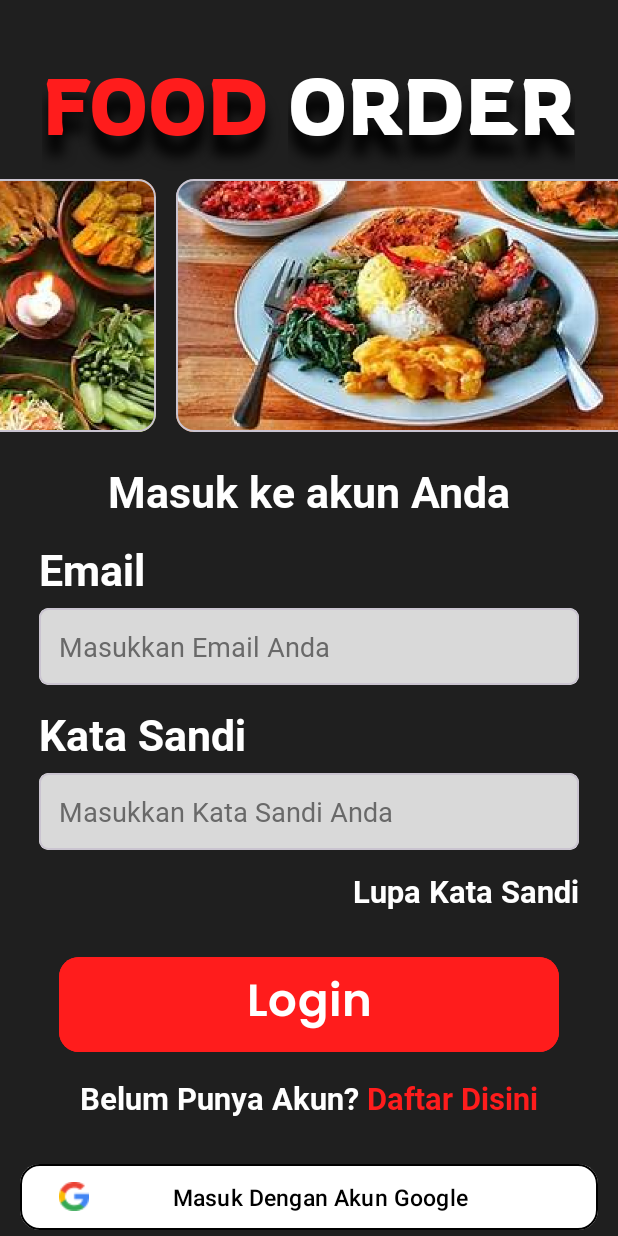
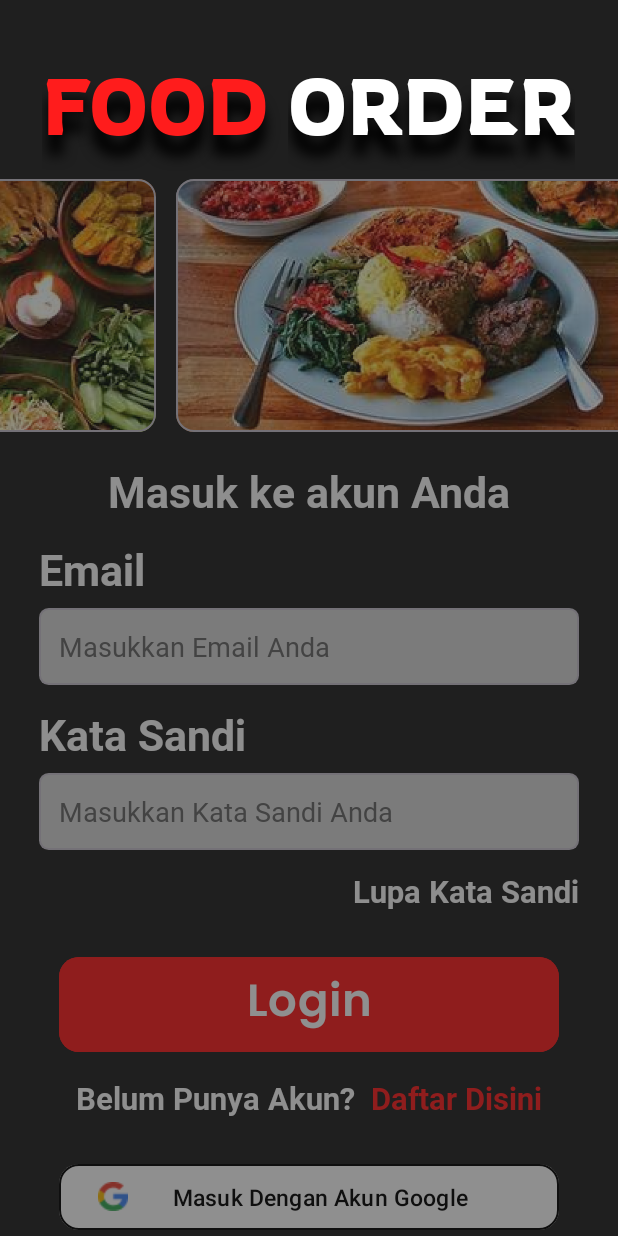
Before and after one commit to SaiaFadil/Ordering_Food, an Android app: the screen it shows after launch (LoginActivity), on a phone screen of 412 x 824 dp. Run offline under Robolectric (Android 15) with nearby library versions, the phone set to English and light mode, and no system bars; our stand-ins replace sdp/ssp sizes.

Commit message:
Added Animation on SplashScreen And Login

```diff
--- a/app/src/main/java/com/tif22/orderingfood/ui/activity/LoginActivity.kt
+++ b/app/src/main/java/com/tif22/orderingfood/ui/activity/LoginActivity.kt
@@ -6,14 +6,20 @@ import android.os.Bundle
 import android.text.TextUtils
 import android.util.Log
 import android.view.View
+import android.view.animation.Animation
+import android.view.animation.AnimationUtils
 import android.widget.Button
 import android.widget.EditText
 import android.widget.HorizontalScrollView
 import android.widget.LinearLayout
+import android.widget.TableLayout
+import android.widget.TextView
 import android.widget.Toast
+import androidx.cardview.widget.CardView
 import androidx.lifecycle.LiveData
 import androidx.lifecycle.MutableLiveData
 import androidx.viewpager.widget.ViewPager
+import com.google.android.material.card.MaterialCardView
 import com.tif22.orderingfood.R
 import com.tif22.orderingfood.api.retrofit.RetrofitClient
 import com.tif22.orderingfood.api.retrofit.RetrofitEndPoint
@@ -26,19 +32,46 @@ import retrofit2.create
 class LoginActivity : AppCompatActivity() {
 
     private lateinit var scrollHorizontal: HorizontalScrollView
+    private lateinit var card_et_email: MaterialCardView
+    private lateinit var card_et_password: MaterialCardView
     private lateinit var et_email: EditText
     private lateinit var et_password: EditText
-    private lateinit var btn_login : Button
+    private lateinit var btn_login: Button
+    private lateinit var layoutPager: LinearLayout
+    private lateinit var tulisantambahan: TextView
+    private lateinit var teksemail: TextView
+    private lateinit var tekspassword: TextView
+    private lateinit var btn_lupasandi: TextView
+    private lateinit var tabelregistrasi: TableLayout
+    private lateinit var logingoogle: Button
+    private lateinit var showAnim: Animation
+
     override fun onCreate(savedInstanceState: Bundle?) {
         super.onCreate(savedInstanceState)
         setContentView(R.layout.activity_login)
 
         //deklarasi id komponen
+        scrollHorizontal = findViewById(R.id.ScrollHorizontal)
         et_email = findViewById(R.id.et_email)
         et_password = findViewById(R.id.et_password)
+        card_et_email = findViewById(R.id.card_et_email)
+        card_et_password = findViewById(R.id.card_et_password)
         btn_login = findViewById(R.id.btn_login)
-        scrollHorizontal = findViewById(R.id.ScrollHorizontal)
+        layoutPager = findViewById(R.id.layoutPager)
+        tulisantambahan = findViewById(R.id.tulisantambahan)
+        teksemail = findViewById(R.id.teksemail)
+        tekspassword = findViewById(R.id.tekspassword)
+        btn_lupasandi = findViewById(R.id.btn_lupasandi)
+        tabelregistrasi = findViewById(R.id.tabelregistrasi)
+        logingoogle = findViewById(R.id.logingoogle)
+        showAnim = AnimationUtils.loadAnimation(this, R.anim.show)
 
+        //Mulai Animasi
+        MulaiAnimasi()
+
+
+        //Fungsi Tambahan
+        ShowCenterImage()
 
         //buton login
         btn_login.setOnClickListener(View.OnClickListener {
@@ -46,28 +79,20 @@ class LoginActivity : AppCompatActivity() {
         })
 
 
-        // Menggeser ke posisi tengah item
-        scrollHorizontal.post {
-            scrollHorizontal.scrollTo(850, 0)
-        }
-
-    }
-
-
+    }//Akhir onCreate
 
 
     //fungsi cek login
-     fun GetLogin() {
+    fun GetLogin() {
         val email = et_email.text.toString()
         val password = et_password.text.toString()
-
-        if (TextUtils.isEmpty(email)){
+        if (TextUtils.isEmpty(email)) {
             et_email.setError("Email Harus Diisi!")
             et_email.requestFocus()
-        }else if(TextUtils.isEmpty(password)){
+        } else if (TextUtils.isEmpty(password)) {
             et_password.setError("Password Harus Diisi!")
             et_password.requestFocus()
-        }else {
+        } else {
             val retrofitEndPoint: RetrofitEndPoint = RetrofitClient.connection.create()
             var call: Call<UsersResponse> = retrofitEndPoint.login(email, password)
             call.enqueue(object : Callback<UsersResponse> {
@@ -75,18 +100,48 @@ class LoginActivity : AppCompatActivity() {
                     call: Call<UsersResponse>,
                     response: Response<UsersResponse>
                 ) {
-                    if (response.body() != null && response.isSuccessful){
+                    if (response.body() != null && response.isSuccessful) {
                         Log.v("retrofit", "call success")
                         val intent = Intent(applicationContext, MainActivity::class.java)
                         startActivity(intent)
-                    }else{
+                    } else {
                         response.body().toString()
                     }
                 }
+
                 override fun onFailure(call: Call<UsersResponse>, t: Throwable) {
                     Log.v("retrofit", "call failed")
                 }
             })
         }
     }
+
+    //memulai animasi
+    private fun ShowCenterImage() {
+        // Menggeser ke posisi tengah item
+        scrollHorizontal.post {
+            scrollHorizontal.scrollTo(850, 0)
+        }
+    }
+
+    private fun MulaiAnimasi() {
+//        et_email.startAnimation(showAnim)
+//        et_password.startAnimation(showAnim)
+        btn_login.startAnimation(showAnim)
+        btn_lupasandi.startAnimation(showAnim)
+        logingoogle.startAnimation(showAnim)
+        layoutPager.startAnimation(showAnim)
+        tulisantambahan.startAnimation(showAnim)
+        teksemail.startAnimation(showAnim)
+        tekspassword.startAnimation(showAnim)
+        tabelregistrasi.startAnimation(showAnim)
+        card_et_email.startAnimation(showAnim)
+        card_et_password.startAnimation(showAnim)
+    }
+
+
+    override fun onBackPressed() {
+        super.onBackPressed()
+
+    }
 }
--- /dev/null
+++ b/app/src/main/java/com/tif22/orderingfood/ui/activity/SplashScreen.kt
@@ -0,0 +1,71 @@
+package com.tif22.orderingfood.ui.activity
+
+import android.content.Intent
+import android.opengl.Visibility
+import androidx.appcompat.app.AppCompatActivity
+import android.os.Bundle
+import android.os.Handler
+import android.view.View
+import android.view.animation.Animation
+import android.view.animation.AnimationUtils
+import android.widget.ImageView
+import android.widget.TableLayout
+import com.tif22.orderingfood.R
+
+class SplashScreen : AppCompatActivity() {
+    override fun onCreate(savedInstanceState: Bundle?) {
+        super.onCreate(savedInstanceState)
+        setContentView(R.layout.activity_splash_screen)
+
+        //Deklarasi id komponen
+        val tabeljudul: TableLayout = findViewById(R.id.tabeljudul)
+        val motor: ImageView = findViewById(R.id.motor)
+
+        //Deklarasi animasi
+        val fade_in_image: Animation = AnimationUtils.loadAnimation(this, R.anim.fade_in_image)
+        val fade_out_image: Animation = AnimationUtils.loadAnimation(this, R.anim.fade_out_image)
+        val fade_in_teks: Animation = AnimationUtils.loadAnimation(this, R.anim.fade_in_teks)
+        val fade_out_teks: Animation = AnimationUtils.loadAnimation(this, R.anim.fade_out_teks)
+
+        //Menampilkan Gambar
+        motor.visibility = View.VISIBLE
+
+
+        //Menjalankan Animasi Pertama
+        tabeljudul.startAnimation(fade_in_teks)
+        motor.startAnimation(fade_in_image)
+
+
+
+        //Menjalankan Animasi Kedua
+        val handlerKomponen= Handler()
+        handlerKomponen.postDelayed({
+            motor.startAnimation(fade_out_image)
+            tabeljudul.startAnimation(fade_out_teks)
+            handlerKomponen.postDelayed({
+            }, fade_out_image.duration.toLong())
+        }, 2000)
+
+        //Menghilangkan Gambar Motor
+        val handlerHilang= Handler()
+        handlerHilang.postDelayed({
+            motor.visibility = View.INVISIBLE
+            handlerHilang.postDelayed({
+            }, fade_out_image.duration.toLong())
+        }, 3000)
+
+        //Melanjutkan ke Halaman Login Setelah 3 detik
+        val handler = Handler()
+        handler.postDelayed({
+                // Start the LoginActivity using an Intent
+                val intent = Intent(this, LoginActivity::class.java)
+                startActivity(intent)
+                overridePendingTransition(R.anim.layout_in, R.anim.layout_out);
+                finish()
+        }, 3000)
+    }//akhir onCreate
+
+
+
+
+}
--- /dev/null
+++ b/app/src/main/res/anim/layout_in.xml
@@ -0,0 +1,6 @@
+<?xml version="1.0" encoding="utf-8"?>
+<alpha xmlns:android="http://schemas.android.com/apk/res/android"
+    android:duration="@android:integer/config_shortAnimTime"
+    android:interpolator="@android:anim/decelerate_interpolator"
+    android:fromAlpha="0"
+    android:toAlpha="1" />
--- /dev/null
+++ b/app/src/main/res/anim/layout_out.xml
@@ -0,0 +1,6 @@
+<?xml version="1.0" encoding="utf-8"?>
+<alpha xmlns:android="http://schemas.android.com/apk/res/android"
+    android:duration="@android:integer/config_shortAnimTime"
+    android:interpolator="@android:anim/decelerate_interpolator"
+    android:fromAlpha="1"
+    android:toAlpha="0" />
--- a/app/src/main/res/layout/activity_login.xml
+++ b/app/src/main/res/layout/activity_login.xml
@@ -61,6 +61,7 @@
                 android:scrollbars="none">
 
                 <LinearLayout
+                    android:id="@+id/layoutPager"
                     android:layout_width="wrap_content"
                     android:layout_height="match_parent"
                     android:orientation="horizontal">
@@ -108,6 +109,7 @@
 
 
             <com.google.android.material.textview.MaterialTextView
+                android:id="@+id/tulisantambahan"
                 android:layout_width="wrap_content"
                 android:layout_height="wrap_content"
                 android:layout_gravity="center_horizontal"
@@ -118,6 +120,7 @@
                 android:textSize="@dimen/_22ssp" />
 
             <com.google.android.material.textview.MaterialTextView
+                android:id="@+id/teksemail"
                 android:layout_width="wrap_content"
                 android:layout_height="wrap_content"
                 android:layout_gravity="left"
@@ -129,6 +132,7 @@
                 android:textSize="@dimen/_22ssp" />
 
             <com.google.android.material.card.MaterialCardView
+                android:id="@+id/card_et_email"
                 android:layout_width="match_parent"
                 android:layout_height="wrap_content"
                 android:layout_marginLeft="@dimen/_20sdp"
@@ -152,6 +156,7 @@
             </com.google.android.material.card.MaterialCardView>
 
             <com.google.android.material.textview.MaterialTextView
+                android:id="@+id/tekspassword"
                 android:layout_width="wrap_content"
                 android:layout_height="wrap_content"
                 android:layout_gravity="left"
@@ -162,6 +167,7 @@
                 android:textSize="@dimen/_22ssp" />
 
             <com.google.android.material.card.MaterialCardView
+                android:id="@+id/card_et_password"
                 android:layout_width="match_parent"
                 android:layout_height="wrap_content"
                 android:layout_marginLeft="@dimen/_20sdp"
@@ -185,6 +191,7 @@
             </com.google.android.material.card.MaterialCardView>
 
             <com.google.android.material.textview.MaterialTextView
+                android:id="@+id/btn_lupasandi"
                 android:layout_width="wrap_content"
                 android:layout_height="wrap_content"
                 android:layout_gravity="right"
@@ -211,6 +218,7 @@
                 app:cornerRadius="@dimen/_10sdp" />
 
             <TableLayout
+                android:id="@+id/tabelregistrasi"
                 android:layout_width="match_parent"
                 android:layout_height="wrap_content"
                 android:layout_marginTop="@dimen/_minus10sdp"
@@ -230,7 +238,7 @@
                         android:layout_width="wrap_content"
                         android:layout_height="wrap_content"
                         android:fontFamily="@font/robotobold"
-                        android:text=" Daftar Disini"
+                        android:text="  Daftar Disini"
                         android:textColor="@color/primary"
                         android:textSize="@dimen/_16ssp" />
 
@@ -242,9 +250,9 @@
                 android:id="@+id/logingoogle"
                 android:layout_width="match_parent"
                 android:layout_height="@dimen/_40sdp"
-                android:layout_marginLeft="@dimen/_10sdp"
+                android:layout_marginLeft="@dimen/_30sdp"
                 android:layout_marginTop="@dimen/_30sdp"
-                android:layout_marginRight="@dimen/_10sdp"
+                android:layout_marginRight="@dimen/_30sdp"
                 android:layout_marginBottom="@dimen/_10sdp"
                 android:drawableLeft="@drawable/logogoogle"
                 android:paddingLeft="@dimen/_20sdp"
--- /dev/null
+++ b/app/src/main/res/layout/activity_splash_screen.xml
@@ -0,0 +1,56 @@
+<?xml version="1.0" encoding="utf-8"?>
+<LinearLayout xmlns:android="http://schemas.android.com/apk/res/android"
+    android:layout_width="match_parent"
+    android:layout_height="match_parent"
+    android:orientation="vertical"
+    android:background="@color/secondary">
+
+
+    <TableLayout
+        android:id="@+id/tabeljudul"
+        android:layout_width="match_parent"
+        android:layout_height="wrap_content"
+        android:layout_marginTop="@dimen/_20sdp"
+        android:layout_marginBottom="@dimen/_minus10sdp">
+
+        <TableRow android:gravity="center_horizontal">
+
+            <com.google.android.material.textview.MaterialTextView
+                android:layout_width="wrap_content"
+                android:layout_height="wrap_content"
+                android:fontFamily="@font/rowdiesregular"
+                android:shadowColor="@color/black"
+                android:shadowDx="0"
+                android:shadowDy="20"
+                android:shadowRadius="10"
+                android:text="FOOD "
+                android:textColor="@color/primary"
+                android:textSize="@dimen/_40ssp" />
+
+            <com.google.android.material.textview.MaterialTextView
+                android:layout_width="wrap_content"
+                android:layout_height="wrap_content"
+                android:fontFamily="@font/rowdiesregular"
+                android:shadowColor="@color/black"
+                android:shadowDx="0"
+                android:shadowDy="20"
+                android:shadowRadius="10"
+                android:text="ORDER"
+                android:textColor="@color/white"
+                android:textSize="@dimen/_40ssp" />
+
+        </TableRow>
+    </TableLayout>
+
+
+    <ImageView
+        android:layout_marginTop="@dimen/_150sdp"
+        android:id="@+id/motor"
+        android:layout_width="wrap_content"
+        android:layout_height="@dimen/_150sdp"
+        android:layout_gravity="center"
+        android:layout_marginBottom="@dimen/_minus40sdp"
+        android:src="@drawable/gambarorang"
+        android:visibility="invisible"/>
+
+</LinearLayout>
```
Also changed, not shown: app/src/main/AndroidManifest.xml (+9 -2 lines), app/src/main/res/anim/fade_in_image.xml (added, +7 -0 lines), app/src/main/res/anim/fade_in_teks.xml (added, +11 -0 lines), app/src/main/res/anim/fade_out_image.xml (added, +7 -0 lines), app/src/main/res/anim/fade_out_teks.xml (added, +7 -0 lines), app/src/main/res/anim/show.xml (added, +11 -0 lines), app/src/main/res/drawable/gambarorang.png (added).
